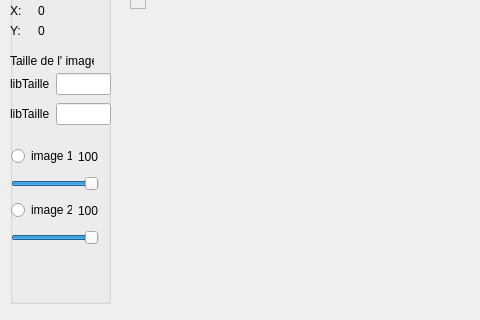
Qt form Line/image1/picdisplay.ui (LilyOfTheWest/image) before a commit; both pictures show x 0 to 480 and y 147 to 467 of the 933 by 467 pixel window.
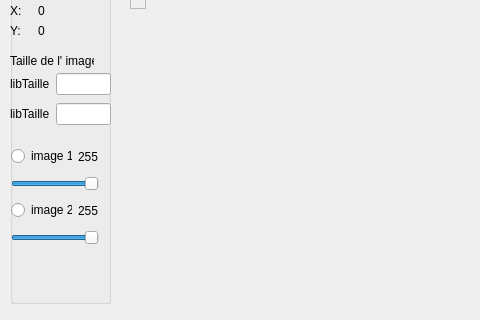
The same form after that commit.

Patch:
```diff
--- a/Line/image1/picdisplay.ui
+++ b/Line/image1/picdisplay.ui
@@ -315,7 +315,7 @@
        <item>
         <widget class="QLabel" name="val_alpha_img1">
          <property name="text">
-          <string>100</string>
+          <string>255</string>
          </property>
         </widget>
        </item>
@@ -346,7 +346,7 @@
        <item>
         <widget class="QLabel" name="val_alpha_img2">
          <property name="text">
-          <string>100</string>
+          <string>255</string>
          </property>
         </widget>
        </item>
```
Left out of the diff: 10 changed lines with no effect on the pictures.
